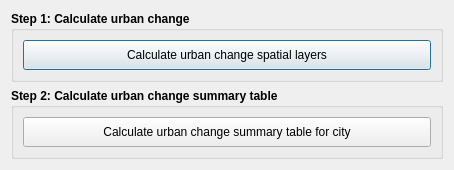
Before: the Qt Designer form LDMP/gui/DlgCalculateUrban.ui in ConservationInternational/trends.earth, drawn with Qt 5.
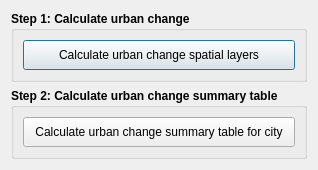
After: the same form once the commit is applied.

Commit message: Formatting of dialogs.

Diff of the .ui file:
```diff
--- a/LDMP/gui/DlgCalculateUrban.ui
+++ b/LDMP/gui/DlgCalculateUrban.ui
@@ -9,12 +9,12 @@
    <rect>
     <x>0</x>
     <y>0</y>
-    <width>454</width>
+    <width>300</width>
     <height>150</height>
    </rect>
   </property>
   <property name="sizePolicy">
-   <sizepolicy hsizetype="Expanding" vsizetype="Minimum">
+   <sizepolicy hsizetype="Expanding" vsizetype="Expanding">
     <horstretch>0</horstretch>
     <verstretch>0</verstretch>
    </sizepolicy>
```
The commit also changes 7 other files.
